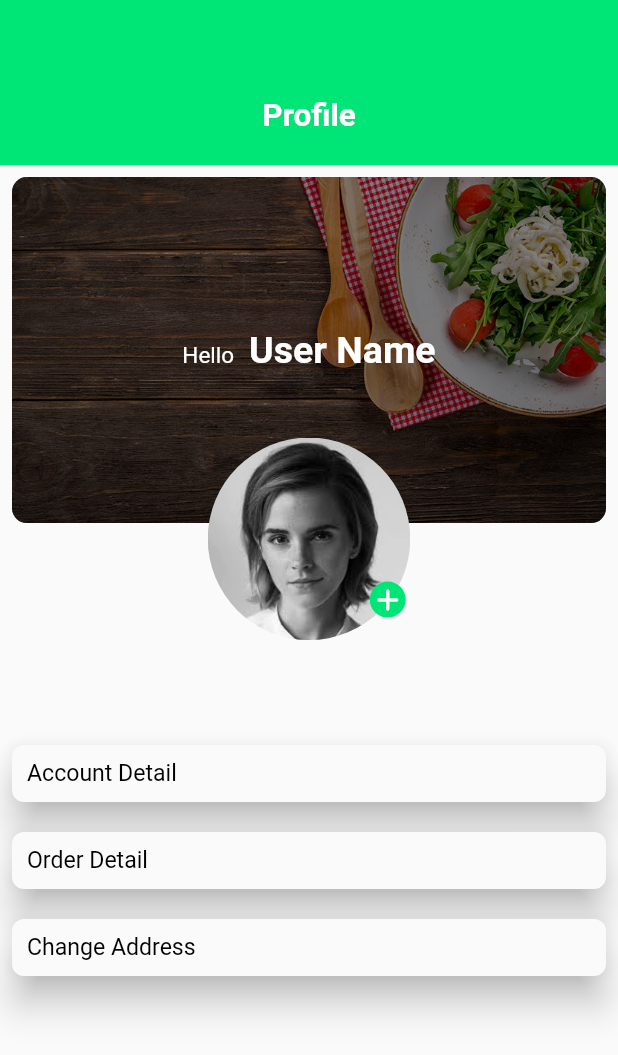
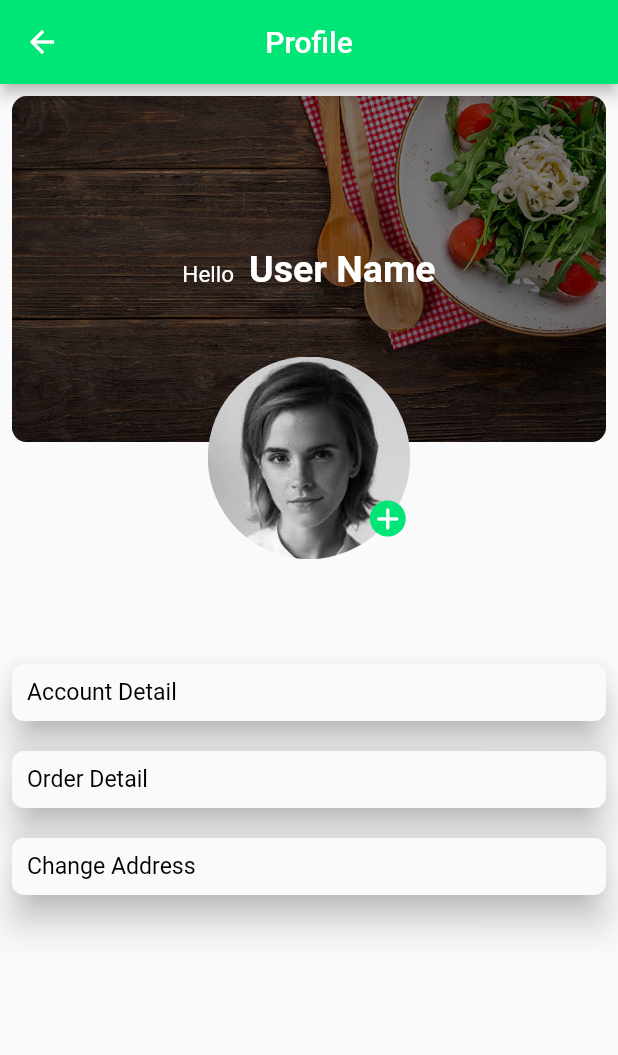
Before and after one commit to anjalikal/Food_delivery_app, a Flutter app: the ProfilePage screen opened directly, on a phone screen of 412 x 824 dp. Shown: the top 1055 px of the screen. Run offline on Flutter 3.47's test engine with Material 2 defaults, Android fonts, the phone set to English and light mode, and no system bars; our stand-ins replace curved_navigation_bar, flutter_rating_bar, google_maps_flutter, image_picker; missing offline and left inert: flutter_card_swipper.

Commit message:
AppBar Widget add in All Screen

```diff
--- a/lib/pages/cart_page.dart
+++ b/lib/pages/cart_page.dart
@@ -19,16 +19,16 @@ class _CartPageState extends State<CartPage> {
 
 
     return Scaffold(
-      /*appBar: AppBar(
+      appBar: AppBar(
         backgroundColor: ColorRes.kGreenColor,
         centerTitle: true,
         title: Text('Your Food Cart'),
-      ),*/
+      ),
       body: SingleChildScrollView(
         child: Container(
           child: Column(
             children: [
-              appBar(),
+              // appBar(),
               cartItemsList(context),
               SizedBox(height: 10),
               promoCodeField(),
--- a/lib/pages/checkout_page.dart
+++ b/lib/pages/checkout_page.dart
@@ -22,11 +22,11 @@ class _CheckOutPageState extends State<CheckOutPage> {
   Widget build(BuildContext context) {
     final deviceWidth = MediaQuery.of(context).size.width;
     return Scaffold(
-      /*appBar: AppBar(
+      appBar: AppBar(
         title: Text('Checkout'),
         centerTitle: true,
         backgroundColor: ColorRes.kGreenColor,
-      ),*/
+      ),
       body: SingleChildScrollView(
         child: Column(
           children: [
@@ -34,7 +34,7 @@ class _CheckOutPageState extends State<CheckOutPage> {
               // padding: EdgeInsets.only(top: 20),
               child: Column(
                 children: [
-                  appBar(),
+                  // appBar(),
                   Container(
                     child: Column(
                       crossAxisAlignment: CrossAxisAlignment.start,
--- a/lib/pages/edit_account_page.dart
+++ b/lib/pages/edit_account_page.dart
@@ -9,15 +9,15 @@ class EditAccountPage extends StatelessWidget {
   @override
   Widget build(BuildContext context) {
     return Scaffold(
-      /*appBar: AppBar(
+      appBar: AppBar(
         title: Text('Edit Account'),
         centerTitle: true,
         backgroundColor: ColorRes.kGreenColor,
-      ),*/
+      ),
       body: SingleChildScrollView(
         child: Column(
           children: [
-            appBar(context),
+            // appBar(context),
             SizedBox(height: 20),
             imageProfile(),
             SizedBox(height: 20),
--- a/lib/pages/order_history_page.dart
+++ b/lib/pages/order_history_page.dart
@@ -6,15 +6,15 @@ class OrderHistoryPage extends StatelessWidget {
   @override
   Widget build(BuildContext context) {
     return Scaffold(
-      /*appBar: AppBar(
+      appBar: AppBar(
         title: Text('Order History'),
         centerTitle: true,
         backgroundColor: ColorRes.kGreenColor,
-      ),*/
+      ),
       body: SingleChildScrollView(
         child: Column(
           children: [
-            appBar(context),
+            // appBar(context),
             Container(
               child: ListView.builder(
                 shrinkWrap: true,
--- a/lib/pages/order_status_page.dart
+++ b/lib/pages/order_status_page.dart
@@ -9,15 +9,15 @@ class OrderStatusPage extends StatelessWidget {
   @override
   Widget build(BuildContext context) {
     return Scaffold(
-      /*appBar: AppBar(
+      appBar: AppBar(
         title: Text('Order Status'),
         centerTitle: true,
         backgroundColor: ColorRes.kGreenColor,
-      ),*/
+      ),
       body: SingleChildScrollView(
         child: Column(
           children: [
-            appBar(context),
+            // appBar(context),
             invoiceNumber(),
             SizedBox(height: 25),
             orderProcess(context),
--- a/lib/pages/profile_page.dart
+++ b/lib/pages/profile_page.dart
@@ -4,9 +4,6 @@ import 'package:flutter/material.dart';
 import 'package:food_app/common/color_resources.dart';
 import 'package:food_app/common/images_path.dart';
 import 'package:image_picker/image_picker.dart';
-import 'package:food_app/pages/edit_account_page.dart';
-import 'package:food_app/pages/order_history_page.dart';
-import 'package:food_app/pages/update_profile_page.dart';
 
 class ProfilePage extends StatefulWidget {
   @override
@@ -23,9 +20,15 @@ class _ProfilePageState extends State<ProfilePage> {
     final deviceWidth = MediaQuery.of(context).size.width;
 
     return Scaffold(
+      appBar: AppBar(
+        title: Text('Profile'),
+        centerTitle: true,
+        backgroundColor: ColorRes.kGreenColor,
+      ),
+
       body: Column(
         children: [
-          appBar(),
+          // appBar(),
           Padding(
             padding: const EdgeInsets.all(8.0),
             child: Container(
--- a/lib/pages/select_city_page.dart
+++ b/lib/pages/select_city_page.dart
@@ -19,15 +19,15 @@ class _SelectCityPageState extends State<SelectCityPage> {
     final deviceWidth = MediaQuery.of(context).size.width;
 
     return Scaffold(
-      /*appBar: AppBar(
+      appBar: AppBar(
         title: Text('Select City'),
         centerTitle: true,
         backgroundColor: ColorRes.kGreenColor,
-      ),*/
+      ),
       body: SingleChildScrollView(
         child: Column(
           children: [
-            appBar(),
+            // appBar(),
             Container(
               child: Padding(
                 padding: const EdgeInsets.symmetric(vertical: 35),
--- a/lib/pages/tracking_page.dart
+++ b/lib/pages/tracking_page.dart
@@ -8,14 +8,14 @@ class TrackingPage extends StatelessWidget {
   @override
   Widget build(BuildContext context) {
     return Scaffold(
-      /*appBar: AppBar(
+      appBar: AppBar(
         title: Text('Tracking'),
         centerTitle: true,
         backgroundColor: ColorRes.kGreenColor,
-      ),*/
+      ),
       body: Column(
         children: [
-          appBar(context),
+          // appBar(context),
           mapIntegration(context),
           SizedBox(height: 20),
           orderTrackingWidget(context),
```
Also changed, not shown: lib/pages/search_page.dart (+6 -1 lines).
